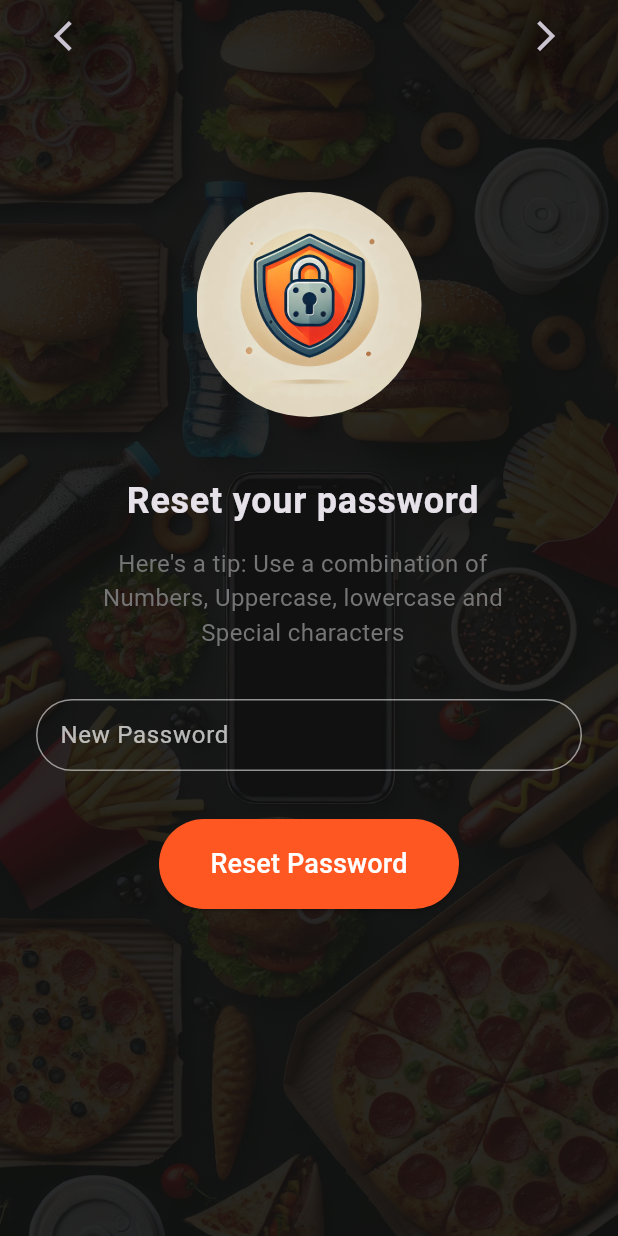
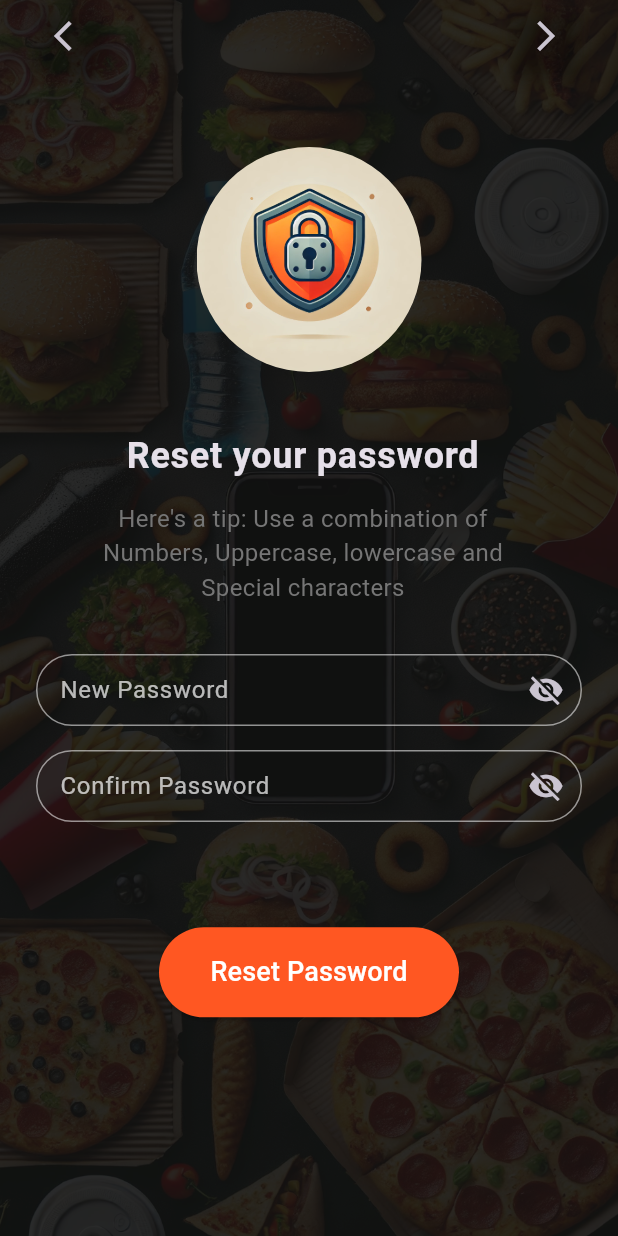
Before and after one commit to moelsayed1/food_delivery_app, a Flutter app: the OtpView screen opened by its route, after a tap on "Verify OTP", on a phone screen of 412 x 824 dp. Run offline on Flutter 3.47's test engine with Material 3 defaults, Android fonts, the phone set to English and light mode, and no system bars; our stand-ins replace bloc, cloud_functions, firebase_auth, firebase_core, flutter_bloc, flutter_screenutil and 4 more; missing offline and left inert: flutter_facebook_auth; accounts and stored records are empty.

```diff
--- a/lib/Features/authentication/reset_password/views/widgets/reset_password_view_body.dart
+++ b/lib/Features/authentication/reset_password/views/widgets/reset_password_view_body.dart
@@ -1,4 +1,8 @@
+import 'dart:developer';
+
+import 'package:firebase_auth/firebase_auth.dart';
 import 'package:flutter/material.dart';
+import 'package:flutter_screenutil/flutter_screenutil.dart';
 import 'package:food_delivery_app/core/utils/app_bar_icons/app_bar_icons.dart';
 import 'package:food_delivery_app/core/utils/custom_elevated_button/custom_elevated_button.dart';
 import 'package:food_delivery_app/core/utils/custom_text_field/custom_text_field.dart';
@@ -13,14 +17,55 @@ class ResetPasswordViewBody extends StatefulWidget {
 }
 
 class _ResetPasswordViewBodyState extends State<ResetPasswordViewBody> {
+  TextEditingController newPasswordController = TextEditingController();
+  TextEditingController confirmPasswordController = TextEditingController();
+  String _errorMessage = '';
+  final _formKey = GlobalKey<FormState>();
+  bool obscureText = true;
 
-  TextEditingController passwordController = TextEditingController();
+  Future<void> _resetPassword() async {
+    if (newPasswordController.text.isEmpty ||
+        confirmPasswordController.text.isEmpty) {
+      setState(() {
+        _errorMessage = 'Please fill in both password fields';
+      });
+      return;
+    }
+    if (newPasswordController.text != confirmPasswordController.text) {
+      setState(() {
+        _errorMessage = 'Passwords do not match';
+      });
+      return;
+    }
+
+    try {
+      await FirebaseAuth.instance.currentUser
+          ?.updatePassword(newPasswordController.text);
+
+      // Password reset successful
+      ScaffoldMessenger.of(context).showSnackBar(
+        const SnackBar(content: Text('Password reset successful!')),
+      );
+
+      Navigator.pushNamed(context, AppRouter.resetSuccessRoute);
+      newPasswordController.clear();
+      confirmPasswordController.clear();
+    } on FirebaseAuthException catch (e) {
+      setState(() {
+        _errorMessage = 'Error resetting password. ${e.message}';
+
+        log('Error resetting password: ${e.message}');
+      });
+    }
+  }
 
   @override
   Widget build(BuildContext context) {
     return SafeArea(
       child: Padding(
         padding: const EdgeInsets.symmetric(horizontal: 24),
+        child: Form(
+          key: _formKey,
           child: ListView(
             children: [
               Column(
@@ -28,7 +73,7 @@ class _ResetPasswordViewBodyState extends State<ResetPasswordViewBody> {
                 children: [
                   const AppBarIcons(),
                   const SizedBox(
-                  height: 80,
+                    height: 50,
                   ),
                   Container(
                     height: 150,
@@ -67,19 +112,72 @@ class _ResetPasswordViewBodyState extends State<ResetPasswordViewBody> {
                   ),
                   const SizedBox(height: 25.0),
                   CustomTextField(
-                  controller: passwordController,
+                    controller: newPasswordController,
                     labelText: 'New Password',
                     hintText: 'New Password',
-                  obsecureText: true,
+                    obsecureText: obscureText,
+                    validator: (value) { // Pass the validator function here
+                      if (value == null || value.isEmpty) {
+                        return 'Please enter a password';
+                      }
+                      if (value.length < 6) {
+                        return 'Password must be at least 6 characters';
+                      }
+                      return null;
+                    },
+                    suffixIcon: IconButton(
+                      icon: Icon(
+                        obscureText ? Icons.visibility_off : Icons.visibility,
+                      ),
+                      onPressed: () {
+                        setState(() {
+                          obscureText = !obscureText;
+                        });
+                      },
+                    ),
+                  ),
+                  const SizedBox(height: 16.0),
+                  // Space between password fields
+                  CustomTextField(
+                    controller: confirmPasswordController,
+                    labelText: 'Confirm Password',
+                    hintText: 'Confirm Password',
+                    obsecureText: obscureText,
+                    validator: (value) {
+                      if (value == null || value.isEmpty) {
+                        return 'Please confirm your password';
+                      }
+                      if (value != newPasswordController.text) {
+                        return 'Passwords do not match';
+                      }
+                      return null;
+                    },
+                    suffixIcon: IconButton(
+                      icon: Icon(
+                        obscureText ? Icons.visibility_off: Icons.visibility,
+                      ),
+                      onPressed: () {
+                        setState(() {
+                          obscureText = !obscureText;
+                        });
+                      },
+                    ),
                   ),
                   const SizedBox(height: 32.0),
+                  SizedBox(
+                    height: 32.h,
+                    child: Text(
+                      _errorMessage,
+                      style: TextStyle(color: Colors.red),
+                    ),
+                  ),
+                  // Display the error message
                   SizedBox(
                     height: 60,
                     width: 200,
                     child: CustomElevatedButton(
-                    onPressed: () {
-                      Navigator.pushNamed(context, AppRouter.resetSuccessRoute);
-                    },
+                      onPressed: _resetPassword,
+                      // Call the reset password function
                       child: const Text(
                         'Reset Password',
                         style: TextStyle(fontSize: 18, color: Colors.white),
@@ -91,6 +189,7 @@ class _ResetPasswordViewBodyState extends State<ResetPasswordViewBody> {
             ],
           ),
         ),
+      ),
     );
   }
 }
```
Also changed, not shown: lib/core/service/otp_service/otp_service.dart (added, +19 -0 lines), 6 other files. Lines whose indentation alone changed are shown as unchanged.
